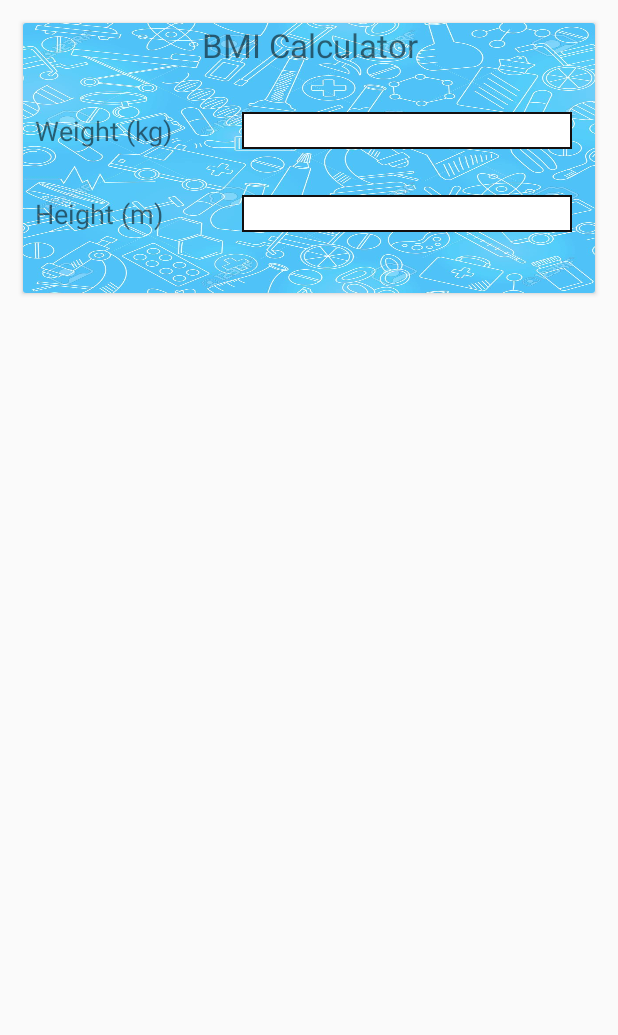
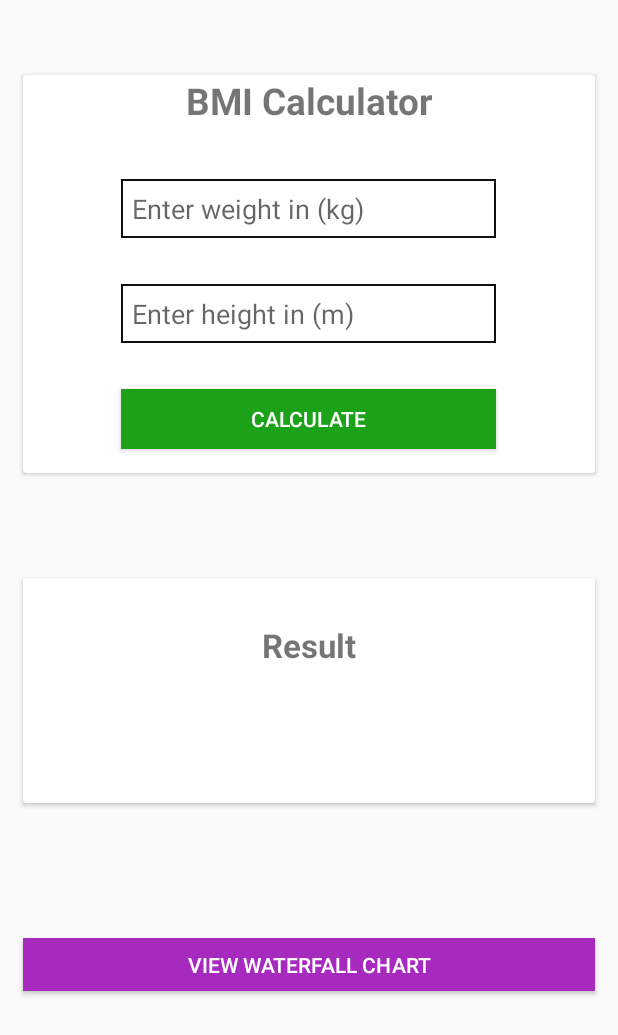
Before and after one commit to wizard-com/PD, an Android app: the layout bmi_calculator_form.xml on its own in the app's theme, with its tools: preview values and no code run, on a phone screen of 412 x 824 dp. Shown: the top 1035 px of the screen. Run offline under Robolectric (Android 15) with nearby library versions, the light colour scheme and no system bars.

Commit message:
WaterFall chart+ Bmi Calculator

```diff
--- a/app/src/main/AndroidManifest.xml
+++ b/app/src/main/AndroidManifest.xml
@@ -22,6 +22,7 @@
         <activity android:name=".BmiDataActivity"/>
         <activity android:name=".NutritionValueActivity"/>
         <activity android:name=".NutritionDataActivity"/>
+        <activity android:name=".BmiValueActivity"/>
         <activity android:name=".NewsActivity" android:theme="@style/AppTheme.NoActionBar"/>
     </application>
 
--- a/app/src/main/java/com/example/pdthird/BmiDataActivity.java
+++ b/app/src/main/java/com/example/pdthird/BmiDataActivity.java
@@ -18,26 +18,13 @@ import java.util.List;
 
 public class BmiDataActivity extends AppCompatActivity {
 
-    Button showBMI;
+
     @Override
     protected void onCreate(Bundle savedInstanceState) {
         super.onCreate(savedInstanceState);
         setContentView(R.layout.bmi_data_layout);
 
-        showBMI = findViewById(R.id.showBMICalculator);
 
-        showBMI.setOnClickListener(new View.OnClickListener() {
-            @Override
-            public void onClick(View v) {
-                AlertDialog.Builder alert = new AlertDialog.Builder(BmiDataActivity.this);
-                LayoutInflater inflater = (LayoutInflater) BmiDataActivity.this.getSystemService(Context.LAYOUT_INFLATER_SERVICE);
-                View row = inflater.inflate(R.layout.bmi_calculator_form, null);
-                alert.setNeutralButton("Ok", null);
-                alert.setView(row);
-                AlertDialog dialog = alert.create();
-                dialog.show();
-            }
-        });
         Pie pie = AnyChart.pie();
 
         List<DataEntry> data = new ArrayList<>();
--- /dev/null
+++ b/app/src/main/java/com/example/pdthird/BmiValueActivity.java
@@ -0,0 +1,39 @@
+package com.example.pdthird;
+
+import android.os.Bundle;
+import android.view.View;
+import android.widget.Button;
+import android.widget.TextView;
+
+import androidx.appcompat.app.AppCompatActivity;
+
+public class BmiValueActivity extends AppCompatActivity {
+
+    Button btnCalcBMI, btnViewWaterfallChart;
+    TextView tvBmiResult;
+
+    @Override
+    protected void onCreate(Bundle savedInstanceState) {
+        super.onCreate(savedInstanceState);
+        setContentView(R.layout.bmi_calculator_form);
+
+        btnCalcBMI.setOnClickListener(new View.OnClickListener() {
+            @Override
+            public void onClick(View v) {
+
+            }
+        });
+
+
+        btnViewWaterfallChart.setOnClickListener(new View.OnClickListener() {
+            @Override
+            public void onClick(View v) {
+
+            }
+        });
+
+
+
+
+    }
+}
--- a/app/src/main/java/com/example/pdthird/MainActivity.java
+++ b/app/src/main/java/com/example/pdthird/MainActivity.java
@@ -75,7 +75,7 @@ public class MainActivity extends AppCompatActivity implements PopupMenu.OnMenuI
         bmiCard.setOnClickListener(new View.OnClickListener() {
             @Override
             public void onClick(View v) {
-                Intent myIntent = new Intent(MainActivity.this, BmiDataActivity.class);
+                Intent myIntent = new Intent(MainActivity.this, BmiValueActivity.class);
                 startActivity(myIntent);
             }
         });
--- a/app/src/main/java/com/example/pdthird/NutritionValueActivity.java
+++ b/app/src/main/java/com/example/pdthird/NutritionValueActivity.java
@@ -17,12 +17,8 @@ import androidx.viewpager.widget.ViewPager;
 import com.anychart.AnyChart;
 import com.anychart.chart.common.dataentry.DataEntry;
 import com.anychart.chart.common.dataentry.ValueDataEntry;
-import com.anychart.charts.Cartesian;
-import com.anychart.charts.Pie;
-import com.anychart.core.annotations.Line;
 
 import java.util.ArrayList;
-import java.util.List;
 
 public class NutritionValueActivity extends AppCompatActivity {
 
--- a/app/src/main/res/layout/activity_main.xml
+++ b/app/src/main/res/layout/activity_main.xml
@@ -42,7 +42,6 @@
         android:id="@+id/nutritionCard"
         android:layout_width="370dp"
         android:layout_height="150dp"
-        android:layout_margin="5dp"
         android:layout_gravity="center"
         app:cardBackgroundColor="#57B7DF"
         app:cardUseCompatPadding="true">
--- a/app/src/main/res/layout/bmi_calculator_form.xml
+++ b/app/src/main/res/layout/bmi_calculator_form.xml
@@ -5,77 +5,110 @@
 
     <androidx.cardview.widget.CardView
         android:layout_width="match_parent"
-        android:layout_height="180dp"
-        android:layout_margin="15dp">
+        android:layout_height="265dp"
+        android:layout_marginTop="50dp"
+        android:layout_marginLeft="15dp"
+        android:layout_marginRight="15dp"
+        android:layout_marginBottom="70dp">
 
         <LinearLayout
             android:layout_width="match_parent"
             android:layout_height="match_parent"
-            android:orientation="vertical"
-            android:background="@drawable/formbackground">
+            android:gravity="center"
+            android:orientation="vertical">
 
             <TextView
                 android:id="@+id/bmi"
                 android:layout_width="match_parent"
                 android:layout_height="wrap_content"
                 android:gravity="center"
-                android:layout_marginBottom="30dp"
+                android:layout_marginBottom="20dp"
+                android:textStyle="bold"
                 android:text="BMI Calculator"
-                android:textSize="10pt" />
+                android:textSize="11pt" />
 
-            <LinearLayout
-                android:layout_width="match_parent"
-                android:layout_height="wrap_content"
-                android:orientation="horizontal">
-
-                <TextView
-                    android:id="@+id/textView11"
-                    android:layout_width="wrap_content"
-                    android:layout_height="wrap_content"
-                    android:layout_weight="1"
-                    android:text="Weight (kg)"
-                    android:layout_marginLeft="8dp"
-                    android:textSize="8pt"/>
 
             <EditText
                 android:id="@+id/editText"
-                    android:layout_width="220dp"
+                android:layout_width="250dp"
                 android:layout_height="wrap_content"
-                    android:layout_gravity="end"
+                android:layout_gravity="center"
                 android:layout_margin="15dp"
                 android:background="@drawable/border"
                 android:ems="10"
+                android:hint="Enter weight in (kg)"
+                android:padding="7dp"
                 android:inputType="numberDecimal" />
-            </LinearLayout>
 
-            <LinearLayout
-                android:layout_width="match_parent"
-                android:layout_height="wrap_content"
-                android:orientation="horizontal">
 
-                <TextView
-                    android:id="@+id/textView12"
-                    android:layout_width="wrap_content"
-                    android:layout_height="wrap_content"
-                    android:layout_weight="1"
-                    android:text="Height (m)"
-                    android:layout_marginLeft="8dp"
-                    android:textSize="8pt"/>
+
 
             <EditText
                 android:id="@+id/editText2"
-                    android:layout_width="220dp"
+                android:layout_width="250dp"
                 android:layout_height="wrap_content"
-                    android:layout_gravity="end"
+                android:layout_gravity="center"
                 android:layout_margin="15dp"
                 android:background="@drawable/border"
                 android:ems="10"
+                android:hint="Enter height in (m)"
+                android:padding="7dp"
                 android:inputType="numberDecimal" />
-            </LinearLayout>
 
 
+            <Button
+                android:id="@+id/buttonCalcBMI"
+                android:layout_width="250dp"
+                android:layout_height="40dp"
+                android:layout_margin="15dp"
+                android:background="#1CA219"
+                android:textColor="#ffffff"
+                android:text="Calculate" />
 
         </LinearLayout>
 
     </androidx.cardview.widget.CardView>
+
+
+    <androidx.cardview.widget.CardView
+        android:layout_width="match_parent"
+        android:layout_height="150dp"
+        android:layout_marginLeft="15dp"
+        android:layout_marginBottom="20dp"
+        android:layout_marginRight="15dp">
+        <LinearLayout
+            android:layout_width="match_parent"
+            android:layout_height="match_parent"
+            android:orientation="vertical">
+            <TextView
+                android:id="@+id/textViewResultTitle"
+                android:layout_width="match_parent"
+                android:layout_marginTop="30dp"
+                android:layout_height="wrap_content"
+                android:textSize="10pt"
+                android:textStyle="bold"
+                android:gravity="center"
+                android:text="Result" />
+            <TextView
+                android:id="@+id/textViewBMIResult"
+                android:layout_width="match_parent"
+                android:layout_marginTop="30dp"
+                android:layout_height="35dp"
+                android:textSize="8pt"
+                android:gravity="center"
+                android:text="" />
         </LinearLayout>
+    </androidx.cardview.widget.CardView>
+
+    <Button
+        android:id="@+id/viewWaterfallChart"
+        android:layout_width="match_parent"
+        android:layout_marginTop="70dp"
+        android:layout_marginLeft="15dp"
+        android:layout_marginRight="15dp"
+        android:layout_gravity="center"
+        android:layout_height="35dp"
+        android:background="#A62ABD"
+        android:text="View Waterfall Chart"
+        android:textColor="#ffffff" />
+</LinearLayout>
--- a/app/src/main/res/layout/bmi_data_layout.xml
+++ b/app/src/main/res/layout/bmi_data_layout.xml
@@ -4,16 +4,6 @@
     android:layout_height="match_parent"
     android:orientation="vertical">
 
-    <Button
-        android:id="@+id/showBMICalculator"
-        android:layout_marginTop="10dp"
-        android:layout_marginBottom="10dp"
-        android:layout_width="250dp"
-        android:layout_gravity="center"
-        android:layout_height="wrap_content"
-        android:text="Calculate BMI"
-        android:background="#58C95C"
-        android:textColor="#ffffff"/>
 
 
     <com.anychart.AnyChartView
```
Lines whose indentation alone changed are shown as unchanged.
